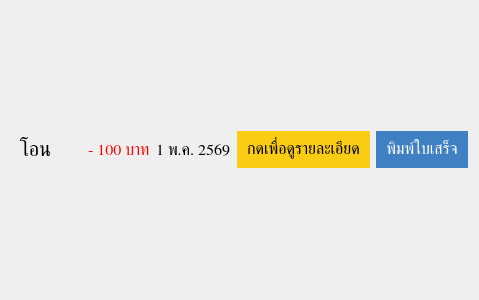
Above: transactionitem.ui from khachenchai/bank-simulation-project-app before the change. Below: the same form after it.
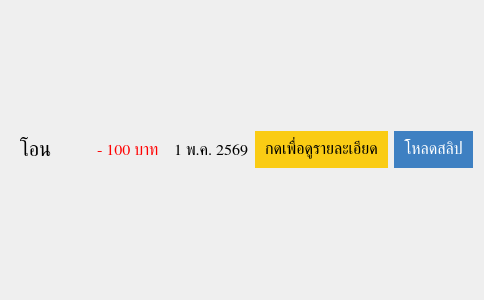
That is the form after the change.

What changed in the file:
```diff
--- a/transactionitem.ui
+++ b/transactionitem.ui
@@ -6,7 +6,7 @@
    <rect>
     <x>0</x>
     <y>0</y>
-    <width>479</width>
+    <width>484</width>
     <height>300</height>
    </rect>
   </property>
@@ -145,7 +145,7 @@
 </string>
      </property>
      <property name="text">
-      <string>พิมพ์ใบเสร็จ</string>
+      <string>โหลดสลิป</string>
      </property>
     </widget>
    </item>
```
Left out of the diff: 6 changed lines with no effect on the pictures.
